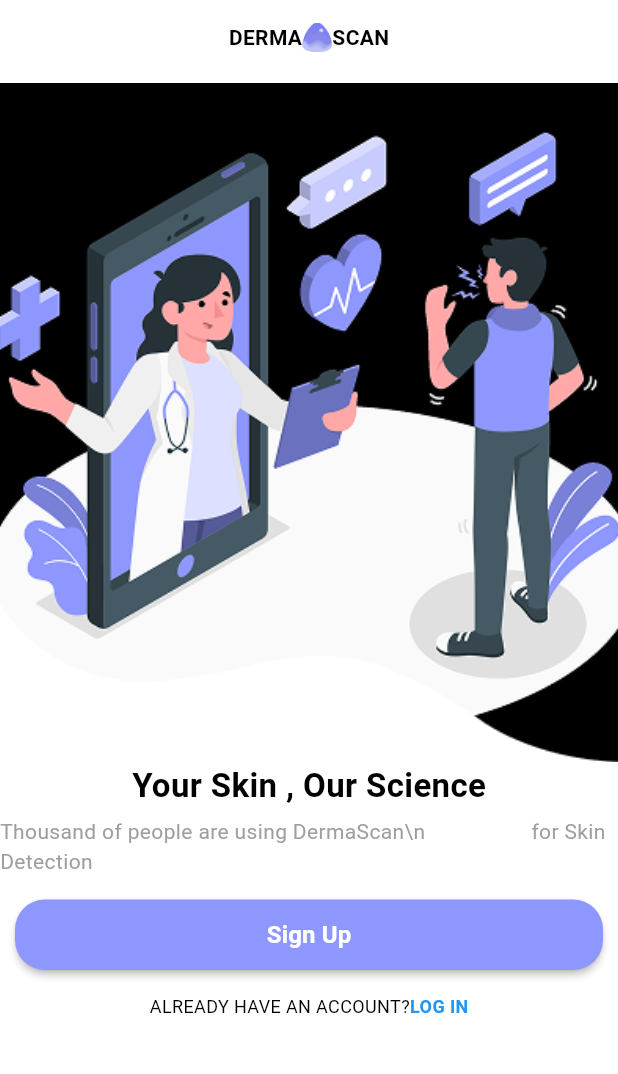
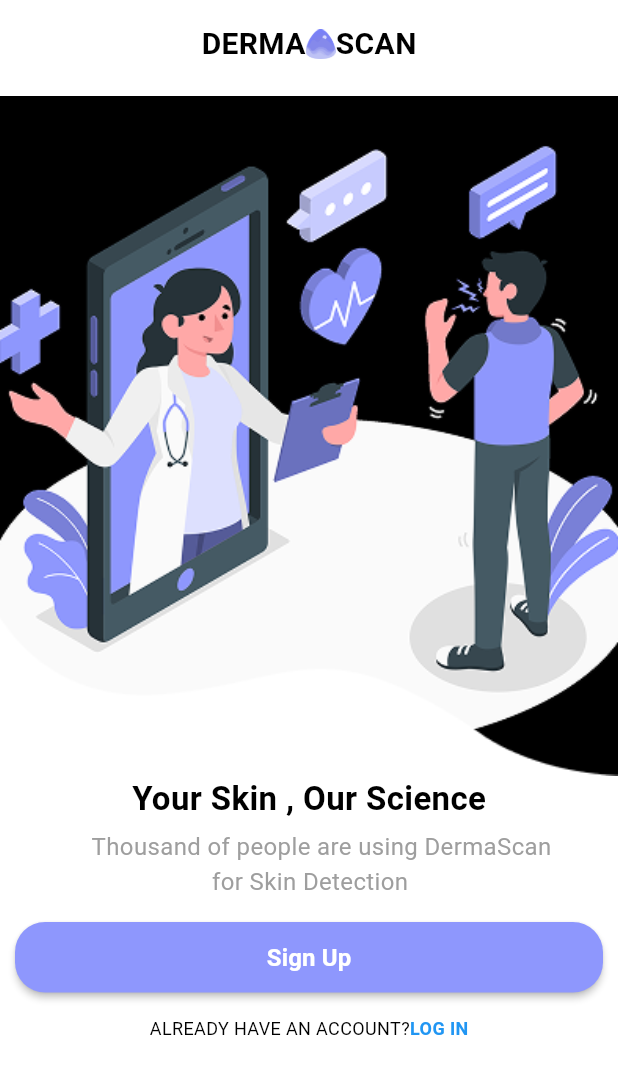
Before and after one commit to elsheikh33/derma_scan, a Flutter app: the screen it shows after launch, on a phone screen of 412 x 824 dp. Shown: the top 1074 px of the screen. Run offline on Flutter 3.47's test engine with Material 3 defaults, Android fonts, the phone set to English and light mode, and no system bars; our stand-ins replace animated_text_kit, cloud_firestore, connectivity_plus, firebase_auth, firebase_core, fluttertoast and 4 more; accounts and stored records are empty.

Commit message:
added new stuff

```diff
--- a/lib/config/Provider/language_provider.dart
+++ b/lib/config/Provider/language_provider.dart
@@ -2,7 +2,7 @@ import 'package:flutter/material.dart';
 import 'package:shared_preferences/shared_preferences.dart';
 
 class LanguageProvider extends ChangeNotifier{
-  int defLan = 0;
+  int defLan = 1;
 
   LanguageProvider(){
     _loadLanguage();
@@ -37,7 +37,7 @@ class LanguageProvider extends ChangeNotifier{
     "english": "English",
     "catchLineHome": "بشرتك، علمنا",
     "arabic": "عربي",
-    "phraseHome": "آلاف الأشخاص يستخدمون DermaScan\\n                   للكشف عن البشرة",
+    "phraseHome": "آلاف الأشخاص يستخدمون DermaScan\n                   للكشف عن البشرة",
     "signUp": "التسجيل",
     "accountCheckHome": "هل لديك حساب بالفعل؟",
     "logIn": "تسجيل الدخول",
@@ -137,7 +137,7 @@ class LanguageProvider extends ChangeNotifier{
     "Save" : "Save",
     "Edit" : "Edit",
     "catchLineHome": "Your Skin , Our Science",
-    "phraseHome": "Thousand of people are using DermaScan\\n                   for Skin Detection",
+    "phraseHome": "    Thousand of people are using DermaScan\n                       for Skin Detection",
     "signUp": "Sign Up",
     "accountCheckHome": "ALREADY HAVE AN ACCOUNT?",
     "logIn": "LOG IN",
--- a/lib/screens/Detect_page.dart
+++ b/lib/screens/Detect_page.dart
@@ -191,6 +191,7 @@ class _DetectPageState extends State<DetectPage> {
                   ),
                 ),
               ),
+              Text("please note that it\'s better to take a photo with the back camera and good lightning for a better detection !",style: TextStyle(fontSize: 11, color: Color(0XFF8B0000) ,fontWeight: FontWeight.bold,)),
               SizedBox(height: 20),
               // Detect Now Button
               ElevatedButton(
--- a/lib/screens/Home_page.dart
+++ b/lib/screens/Home_page.dart
@@ -35,12 +35,12 @@ class HomePage extends StatelessWidget {
                       children: [
                         const Text(
                           'DERMA',
-                          style: TextStyle(fontWeight: FontWeight.bold, color: Colors.black),
+                          style: TextStyle(fontWeight: FontWeight.bold, color: Colors.black,fontSize: 20),
                         ),
                         Image.asset('assets/logoo.png',width: 20,height: 20,),
                         const Text(
                           'SCAN',
-                          style: TextStyle(fontWeight: FontWeight.bold, color: Colors.black),
+                          style: TextStyle(fontWeight: FontWeight.bold, color: Colors.black,fontSize: 20),
                         ),
                       ],
                     ),
@@ -57,7 +57,7 @@ class HomePage extends StatelessWidget {
             ),
              Center(child: Text(lan.getTexts("catchLineHome"),style: TextStyle(color: Colors.black,fontWeight: FontWeight.bold,fontSize: 22),)),
              const SizedBox(height: 5),
-             Center(child: Text(lan.getTexts("phraseHome"),style: TextStyle(color: Colors.grey,),)),
+             Center(child: Text("    Thousand of people are using DermaScan\n                       for Skin Detection",style: TextStyle(color: Colors.grey,fontSize: 16),)),
              const SizedBox(height: 5),
              customButton(
                 text: lan.getTexts("signUp"),
--- a/lib/screens/Locator_page.dart
+++ b/lib/screens/Locator_page.dart
@@ -85,7 +85,7 @@ class _LocatorPageState extends State<LocatorPage> {
               Padding(
                 padding: const EdgeInsets.all(8.0),
                 child: Text(
-                  lan.getTexts("nearLoc"),
+                  lan.getTexts("nearestLocation"),
                   style: TextStyle(
                     color: Colors.black,
                     fontSize: 25,
```
